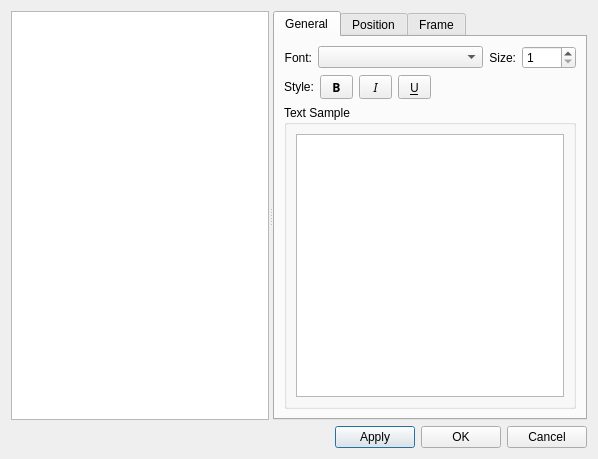
Old version of the form mscore/mscore/textstyle.ui in the repository musescore/musescore-old.
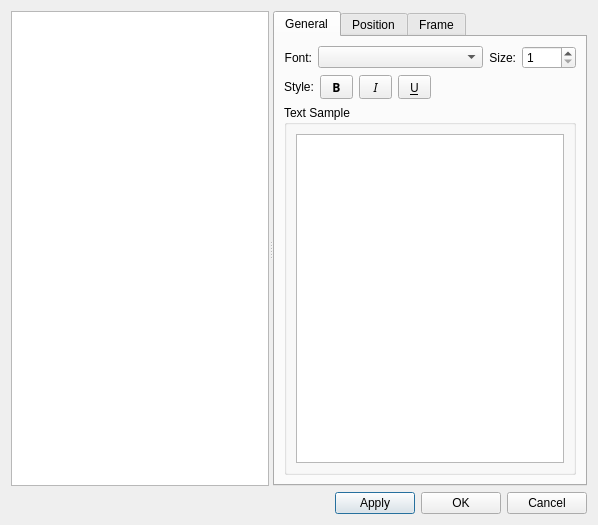
New version of the form. Custom widgets are drawn as their Qt base class.

```diff
--- a/mscore/mscore/textstyle.ui
+++ b/mscore/mscore/textstyle.ui
@@ -6,7 +6,7 @@
     <x>0</x>
     <y>0</y>
     <width>598</width>
-    <height>459</height>
+    <height>525</height>
    </rect>
   </property>
   <property name="windowTitle" >
```
Left out of the diff: 116 changed lines with no effect on the pictures.
